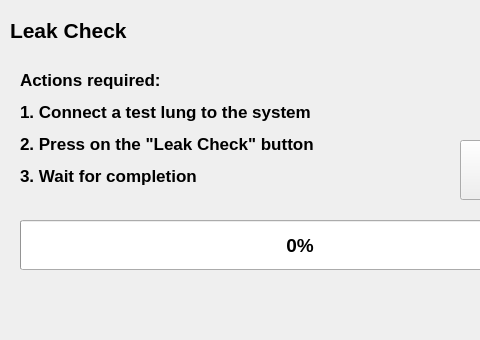
First picture: the form in gui/selftest/selftest.ui, repository fmselab/mvm-gui, before the edit; both pictures show x 0 to 480 and y 0 to 340 of the 800 by 340 pixel window.
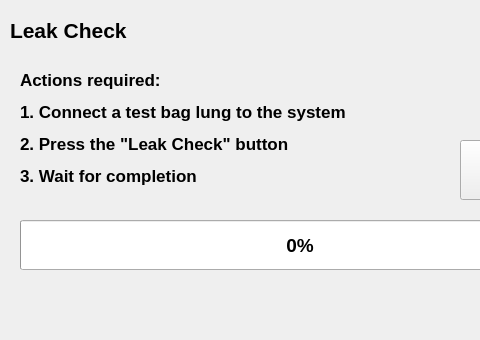
Second picture: the form after the edit.

Commit message: better text

Diff of the .ui file:
```diff
--- a/gui/selftest/selftest.ui
+++ b/gui/selftest/selftest.ui
@@ -93,7 +93,7 @@
       </font>
      </property>
      <property name="text">
-      <string>&lt;html&gt;&lt;head/&gt;&lt;body&gt;&lt;p&gt;Actions required:&lt;/p&gt;&lt;p&gt;1. Connect a test lung to the system&lt;/p&gt;&lt;p&gt;2. Press on the &amp;quot;Leak Check&amp;quot; button&lt;/p&gt;&lt;p&gt;3. Wait for completion&lt;/p&gt;&lt;/body&gt;&lt;/html&gt;</string>
+      <string>&lt;html&gt;&lt;head/&gt;&lt;body&gt;&lt;p&gt;Actions required:&lt;/p&gt;&lt;p&gt;1. Connect a test bag lung to the system&lt;/p&gt;&lt;p&gt;2. Press the &amp;quot;Leak Check&amp;quot; button&lt;/p&gt;&lt;p&gt;3. Wait for completion&lt;/p&gt;&lt;/body&gt;&lt;/html&gt;</string>
      </property>
      <property name="alignment">
       <set>Qt::AlignLeading|Qt::AlignLeft|Qt::AlignTop</set>
```
